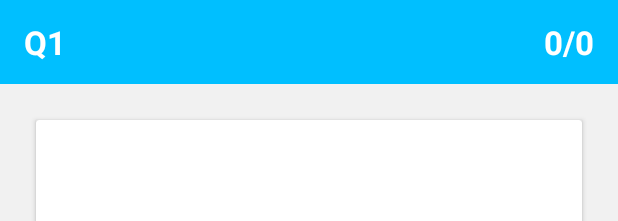
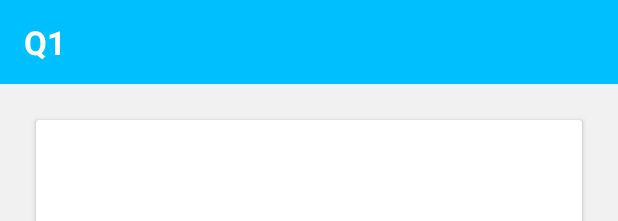
Before and after one commit to witLogic/Android-course-codes-for-students-, an Android app: the layout puzzle_activity.xml on its own in the app's theme, with its tools: preview values and no code run, on a phone screen of 412 x 824 dp. Shown: the top 221 px of the screen. Run offline under Robolectric (Android 15) with nearby library versions, the phone set to English and light mode, and no system bars.

Commit message:
Final Course2 content

```diff
--- a/Course2/app/src/main/AndroidManifest.xml
+++ b/Course2/app/src/main/AndroidManifest.xml
@@ -16,6 +16,8 @@
                 <category android:name="android.intent.category.LAUNCHER" />
             </intent-filter>
         </activity>
+
+        <activity android:name=".PuzzleActivity" />
     </application>
 
 </manifest>
--- a/Course2/app/src/main/java/com/example/muthuveerappans/course2/LoginActivity.java
+++ b/Course2/app/src/main/java/com/example/muthuveerappans/course2/LoginActivity.java
@@ -33,6 +33,8 @@ public class LoginActivity extends AppCompatActivity implements View.OnClickList
 
                 // Open the Puzzle activity.
                 openPuzzleActivity();
+            } else {
+                Toast.makeText(LoginActivity.this, "User not found", Toast.LENGTH_SHORT).show();
             }
         }
     }
--- a/Course2/app/src/main/res/layout/puzzle_activity.xml
+++ b/Course2/app/src/main/res/layout/puzzle_activity.xml
@@ -27,15 +27,6 @@
                 android:textAppearance="@style/TextAppearance.AppCompat.Large"
                 android:textColor="#ffffff"
                 android:textStyle="bold" />
-
-            <TextView
-                android:id="@+id/right_textView"
-                android:layout_width="wrap_content"
-                android:layout_height="wrap_content"
-                android:text="0/0"
-                android:textAppearance="@style/TextAppearance.AppCompat.Large"
-                android:textColor="#ffffff"
-                android:textStyle="bold" />
         </LinearLayout>
 
     </android.support.v7.widget.Toolbar>
@@ -51,19 +42,22 @@
         <android.support.v7.widget.CardView
             android:id="@+id/puzzle_content_card"
             android:layout_width="match_parent"
+            android:layout_height="0dp"
             android:layout_margin="8dp"
-            android:layout_height="0dp"
             android:layout_weight="1">
 
-            <!--fragment content goes here-->
+            <FrameLayout
+                android:id="@+id/puzzle_fragment"
+                android:layout_width="match_parent"
+                android:layout_height="match_parent" />
 
         </android.support.v7.widget.CardView>
 
         <Button
             android:id="@+id/submit_button"
-            android:layout_margin="8dp"
             android:layout_width="match_parent"
             android:layout_height="wrap_content"
+            android:layout_margin="8dp"
             android:text="SUBMIT" />
 
     </LinearLayout>
--- a/Course2/app/src/main/res/layout/single_puzzle.xml
+++ b/Course2/app/src/main/res/layout/single_puzzle.xml
@@ -12,7 +12,7 @@
         android:layout_weight="1"
         android:fontFamily="casual"
         android:text="Placeholder question text"
-        android:textAppearance="@style/TextAppearance.AppCompat.Large"
+        android:textAppearance="@style/TextAppearance.AppCompat.Small"
         android:textColor="#000000" />
 
     <EditText
```
Also changed, not shown: Course2/app/src/main/java/com/example/muthuveerappans/course2/Data.java (+21 -0 lines), Course2/app/src/main/java/com/example/muthuveerappans/course2/PuzzleActivity.java (+115 -1 lines), Course2/app/src/main/java/com/example/muthuveerappans/course2/SinglePuzzleFragment.java (added, +53 -0 lines).
